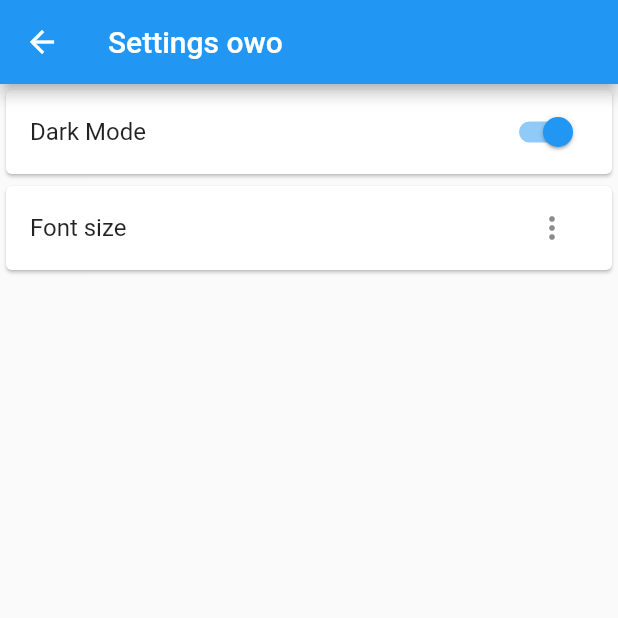
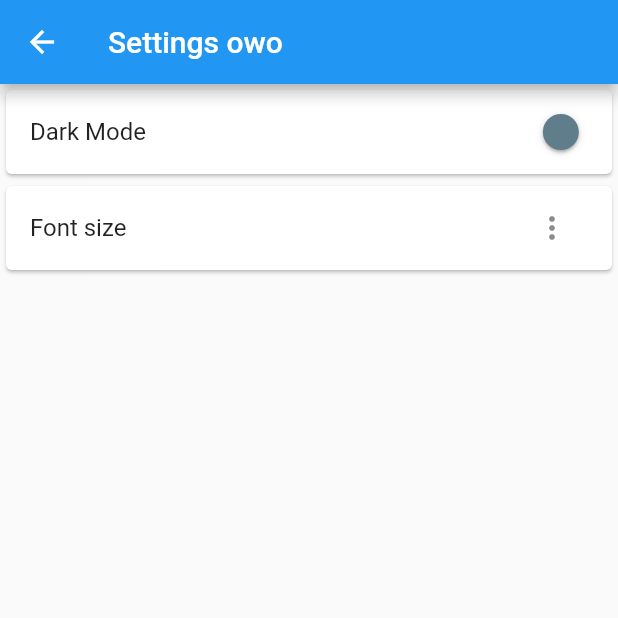
Before and after one commit to SHyun1999/book_recommender, a Flutter app: the OptionScreen screen opened directly, on a phone screen of 412 x 824 dp, the top half of it. Run offline on Flutter 3.47's test engine with Material 2 defaults, Android fonts, the light colour scheme and no system bars; our stand-ins replace google_sign_in, page_transition; network calls fail.

Commit message:
edit toggle button

```diff
--- a/lib/page/bookrecs.dart
+++ b/lib/page/bookrecs.dart
@@ -24,7 +24,7 @@ class BookRecs extends StatelessWidget {
             child:Card(child:ListTile(
                 trailing: const Icon(bookIcon),
                 title: Text(res[index],
-                style: const TextStyle(fontSize: 20),),
+                style: const TextStyle(fontSize: 17),),
                 onTap: () { Navigator.of(context).push(PageTransition(
                     child: IndividualBook(book:res[index]),
                     type:PageTransitionType.bottomToTop,
--- a/lib/page/options.dart
+++ b/lib/page/options.dart
@@ -24,7 +24,7 @@ class OptionScreen extends StatelessWidget {
           Card(
             child:ListTile(
               title: Text(fs),
-              trailing: ChangeFontSizeWidget(),
+              trailing: const ChangeFontSizeWidget(),
             ),
           ),
         ]
--- a/lib/widget/change_theme_button_widget.dart
+++ b/lib/widget/change_theme_button_widget.dart
@@ -7,14 +7,27 @@ class ChangeThemeButtonWidget extends StatelessWidget{
   Widget build(BuildContext context) {
     final themeProvider = Provider.of<ThemeProvider>(context);
 
-    return Switch.adaptive(
-      value:themeProvider.isDarkMode,
-      onChanged:(value){
-        final provider = Provider.of<ThemeProvider>(context, listen:false);
-        provider.toggleTheme(value);
+    return Transform.scale(
 
-      },
+      scale:1.2,
+
+      child:Switch.adaptive(
+        activeColor: Colors.blueGrey,
+        activeTrackColor: Colors.white60.withOpacity(0.5),
+        inactiveThumbColor: Colors.orange,
+        inactiveTrackColor: Colors.amber.withOpacity(0.5),
+
+        value:themeProvider.isDarkMode,
+        onChanged:(value){
+          final provider = Provider.of<ThemeProvider>(context, listen:false);
+          provider.toggleTheme(value);
+
+        },
+      ),
+
     );
+
+
   }
 
 
```
Also changed, not shown: lib/page/home_page.dart (+20 -20 lines), lib/page/user.dart (+3 -6 lines), assets/7e67a43c-797e-466b-a4c1-296ba79c5775.png (added).
